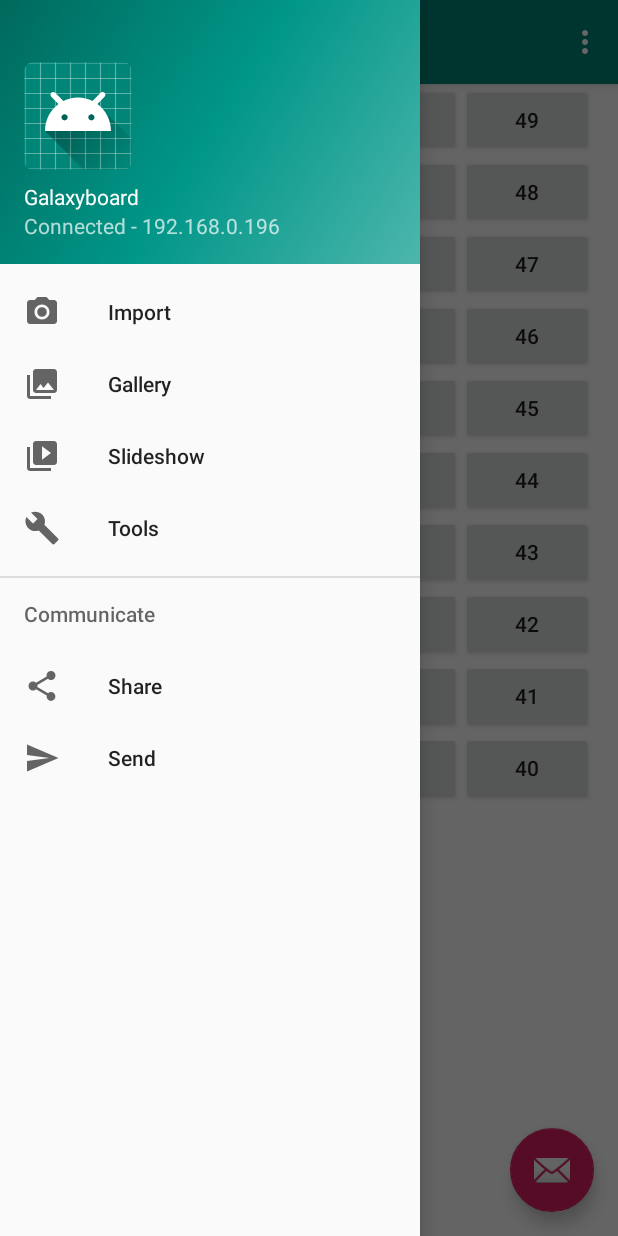
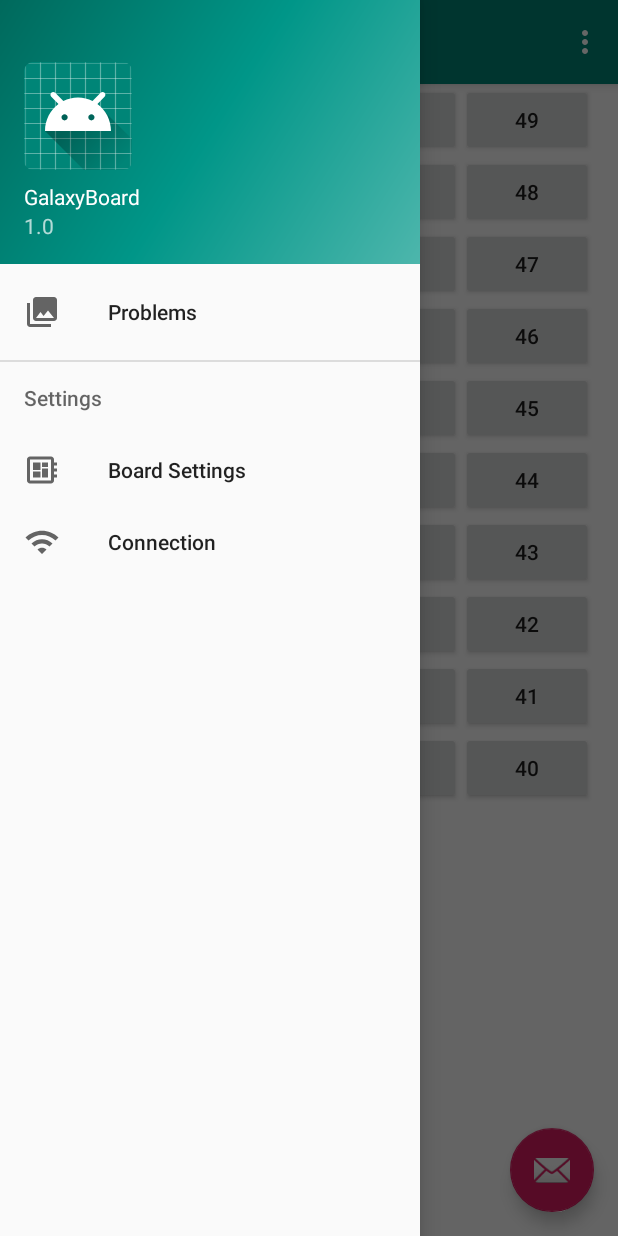
Before and after one commit to not-just-makers/galaxyboard-android, an Android app: the screen it shows after launch (MainActivity), with the side drawer open, on a phone screen of 412 x 824 dp. Run offline under Robolectric (Android 15) with nearby library versions, the phone set to English and light mode, and no system bars; libraries missing offline, so code that uses them is left out: petrov.kristiyan.colorpicker.

Commit message:
Refactor Menu + Initialization

```diff
--- a/app/src/main/java/com/notjustmakers/galaxyboard/MainActivity.java
+++ b/app/src/main/java/com/notjustmakers/galaxyboard/MainActivity.java
@@ -1,5 +1,7 @@
 package com.notjustmakers.galaxyboard;
 
+import android.content.pm.PackageInfo;
+import android.content.pm.PackageManager;
 import android.os.Bundle;
 import android.util.Log;
 import android.view.Menu;
@@ -8,6 +10,7 @@ import android.view.View;
 import android.widget.Button;
 import android.widget.TableLayout;
 import android.widget.TableRow;
+import android.widget.TextView;
 
 import com.google.android.material.floatingactionbutton.FloatingActionButton;
 import com.google.android.material.navigation.NavigationView;
@@ -63,46 +66,9 @@ public class MainActivity extends AppCompatActivity implements NavigationView.On
         NavigationView navigationView = (NavigationView) findViewById(R.id.nav_view);
         navigationView.setNavigationItemSelectedListener(this);
 
-        TableLayout tableLayout = (TableLayout) findViewById(R.id.ledMatrix);
-
-        for (int i=0; i<N_ROWS; i++) {
-            TableRow tableRow = new TableRow(this);
-            tableLayout.addView(tableRow);
-            for (int j = 0; j < N_COLUMNS; j++) {
-                final int ledPosition = j % 2 == 0 ?
-                    ((N_ROWS - i - 1) + j * N_ROWS) :  (i + j * N_ROWS);
-                final Button button = new Button(this);
-                button.setText(String.valueOf(ledPosition));
-                button.setOnClickListener(new View.OnClickListener() {
-                    @Override
-                    public void onClick(View v) {
-                        openColorPicker(ledPosition, button);
-                    }
-                });
-                tableRow.addView(button);
-            }
-        }
-
-        ledColors = new ArrayList<>();
-        ledColors.add("#ffffff"); // WHITE
-        ledColors.add("#c0c0c0"); // LIGHT GRAY
-        ledColors.add("#808080"); // GRAY
-        ledColors.add("#404040"); // DARK_GRAY
-        ledColors.add("#000000"); // BLACK
-        ledColors.add("#ff0000"); // RED
-        ledColors.add("#ffafaf"); // PINK
-        ledColors.add("#ffc800"); // ORANGE
-        ledColors.add("#ffff00"); // YELLOW
-        ledColors.add("#00ff00"); // GREEN
-        ledColors.add("#ff00ff"); // MAGENTA
-        ledColors.add("#00ffff"); // CYAN
-        ledColors.add("#0000ff"); // BLUE
-
-        galaxyBoardApi = new Retrofit.Builder()
-            .baseUrl("http://192.168.0.196")
-            .addConverterFactory(GsonConverterFactory.create())
-            .build()
-            .create(GalaxyBoardApi.class);
+        createButtonMatrix();
+        initializeLedColors();
+        initializeApi();
     }
 
     @Override
@@ -143,23 +109,64 @@ public class MainActivity extends AppCompatActivity implements NavigationView.On
         // Handle navigation view item clicks here.
         int id = item.getItemId();
 
-        if (id == R.id.nav_camera) {
-            // Handle the camera action
-        } else if (id == R.id.nav_gallery) {
+        if (id == R.id.nav_problems) {
 
-        } else if (id == R.id.nav_slideshow) {
+        } else if (id == R.id.nav_connection) {
 
-        } else if (id == R.id.nav_manage) {
-
-        } else if (id == R.id.nav_share) {
-
-        } else if (id == R.id.nav_send) {
+        } else if (id == R.id.nav_board_settings) {
 
         }
 
         DrawerLayout drawer = (DrawerLayout) findViewById(R.id.drawer_layout);
         drawer.closeDrawer(GravityCompat.START);
         return true;
+    }
+
+    private void createButtonMatrix() {
+        TableLayout tableLayout = (TableLayout) findViewById(R.id.ledMatrix);
+
+        for (int i=0; i<N_ROWS; i++) {
+            TableRow tableRow = new TableRow(this);
+            tableLayout.addView(tableRow);
+            for (int j = 0; j < N_COLUMNS; j++) {
+                final int ledPosition = j % 2 == 0 ?
+                    ((N_ROWS - i - 1) + j * N_ROWS) :  (i + j * N_ROWS);
+                final Button button = new Button(this);
+                button.setText(String.valueOf(ledPosition));
+                button.setOnClickListener(new View.OnClickListener() {
+                    @Override
+                    public void onClick(View v) {
+                        openColorPicker(ledPosition, button);
+                    }
+                });
+                tableRow.addView(button);
+            }
+        }
+    }
+
+    private void initializeLedColors() {
+        ledColors = new ArrayList<>();
+        ledColors.add("#ffffff"); // WHITE
+        ledColors.add("#c0c0c0"); // LIGHT GRAY
+        ledColors.add("#808080"); // GRAY
+        ledColors.add("#404040"); // DARK_GRAY
+        ledColors.add("#000000"); // BLACK
+        ledColors.add("#ff0000"); // RED
+        ledColors.add("#ffafaf"); // PINK
+        ledColors.add("#ffc800"); // ORANGE
+        ledColors.add("#ffff00"); // YELLOW
+        ledColors.add("#00ff00"); // GREEN
+        ledColors.add("#ff00ff"); // MAGENTA
+        ledColors.add("#00ffff"); // CYAN
+        ledColors.add("#0000ff"); // BLUE
+    }
+
+    private void initializeApi() {
+        galaxyBoardApi = new Retrofit.Builder()
+            .baseUrl("http://192.168.0.196")
+            .addConverterFactory(GsonConverterFactory.create())
+            .build()
+            .create(GalaxyBoardApi.class);
     }
 
     private void openColorPicker(final int ledPosition, final Button button) {
--- /dev/null
+++ b/app/src/main/res/drawable/ic_menu_board_settings.xml
@@ -0,0 +1,9 @@
+<vector xmlns:android="http://schemas.android.com/apk/res/android"
+        android:width="24dp"
+        android:height="24dp"
+        android:viewportWidth="24.0"
+        android:viewportHeight="24.0">
+    <path
+        android:fillColor="#FF000000"
+        android:pathData="M22,9L22,7h-2L20,5c0,-1.1 -0.9,-2 -2,-2L4,3c-1.1,0 -2,0.9 -2,2v14c0,1.1 0.9,2 2,2h14c1.1,0 2,-0.9 2,-2v-2h2v-2h-2v-2h2v-2h-2L20,9h2zM18,19L4,19L4,5h14v14zM6,13h5v4L6,17zM12,7h4v3h-4zM6,7h5v5L6,12zM12,11h4v6h-4z"/>
+</vector>
--- a/app/src/main/res/drawable/ic_menu_camera.xml
+++ /dev/null
@@ -1,12 +0,0 @@
-<vector xmlns:android="http://schemas.android.com/apk/res/android"
-    android:width="24dp"
-    android:height="24dp"
-    android:viewportWidth="24.0"
-    android:viewportHeight="24.0">
-    <path
-        android:fillColor="#FF000000"
-        android:pathData="M12,12m-3.2,0a3.2,3.2 0,1 1,6.4 0a3.2,3.2 0,1 1,-6.4 0" />
-    <path
-        android:fillColor="#FF000000"
-        android:pathData="M9,2L7.17,4H4c-1.1,0 -2,0.9 -2,2v12c0,1.1 0.9,2 2,2h16c1.1,0 2,-0.9 2,-2V6c0,-1.1 -0.9,-2 -2,-2h-3.17L15,2H9zm3,15c-2.76,0 -5,-2.24 -5,-5s2.24,-5 5,-5 5,2.24 5,5 -2.24,5 -5,5z" />
-</vector>
--- /dev/null
+++ b/app/src/main/res/drawable/ic_menu_connection.xml
@@ -0,0 +1,9 @@
+<vector xmlns:android="http://schemas.android.com/apk/res/android"
+        android:width="24dp"
+        android:height="24dp"
+        android:viewportWidth="24.0"
+        android:viewportHeight="24.0">
+    <path
+        android:fillColor="#FF000000"
+        android:pathData="M1,9l2,2c4.97,-4.97 13.03,-4.97 18,0l2,-2C16.93,2.93 7.08,2.93 1,9zM9,17l3,3 3,-3c-1.65,-1.66 -4.34,-1.66 -6,0zM5,13l2,2c2.76,-2.76 7.24,-2.76 10,0l2,-2C15.14,9.14 8.87,9.14 5,13z"/>
+</vector>
--- a/app/src/main/res/drawable/ic_menu_gallery.xml
+++ /dev/null
@@ -1,9 +0,0 @@
-<vector xmlns:android="http://schemas.android.com/apk/res/android"
-    android:width="24dp"
-    android:height="24dp"
-    android:viewportWidth="24.0"
-    android:viewportHeight="24.0">
-    <path
-        android:fillColor="#FF000000"
-        android:pathData="M22,16V4c0,-1.1 -0.9,-2 -2,-2H8c-1.1,0 -2,0.9 -2,2v12c0,1.1 0.9,2 2,2h12c1.1,0 2,-0.9 2,-2zm-11,-4l2.03,2.71L16,11l4,5H8l3,-4zM2,6v14c0,1.1 0.9,2 2,2h14v-2H4V6H2z" />
-</vector>
--- a/app/src/main/res/drawable/ic_menu_manage.xml
+++ /dev/null
@@ -1,9 +0,0 @@
-<vector xmlns:android="http://schemas.android.com/apk/res/android"
-    android:width="24dp"
-    android:height="24dp"
-    android:viewportWidth="24.0"
-    android:viewportHeight="24.0">
-    <path
-        android:fillColor="#FF000000"
-        android:pathData="M22.7,19l-9.1,-9.1c0.9,-2.3 0.4,-5 -1.5,-6.9 -2,-2 -5,-2.4 -7.4,-1.3L9,6 6,9 1.6,4.7C0.4,7.1 0.9,10.1 2.9,12.1c1.9,1.9 4.6,2.4 6.9,1.5l9.1,9.1c0.4,0.4 1,0.4 1.4,0l2.3,-2.3c0.5,-0.4 0.5,-1.1 0.1,-1.4z" />
-</vector>
--- /dev/null
+++ b/app/src/main/res/drawable/ic_menu_problems.xml
@@ -0,0 +1,9 @@
+<vector xmlns:android="http://schemas.android.com/apk/res/android"
+        android:width="24dp"
+        android:height="24dp"
+        android:viewportWidth="24.0"
+        android:viewportHeight="24.0">
+    <path
+        android:fillColor="#FF000000"
+        android:pathData="M22,16L22,4c0,-1.1 -0.9,-2 -2,-2L8,2c-1.1,0 -2,0.9 -2,2v12c0,1.1 0.9,2 2,2h12c1.1,0 2,-0.9 2,-2zM11,12l2.03,2.71L16,11l4,5L8,16l3,-4zM2,6v14c0,1.1 0.9,2 2,2h14v-2L4,20L4,6L2,6z"/>
+</vector>
--- a/app/src/main/res/drawable/ic_menu_send.xml
+++ /dev/null
@@ -1,9 +0,0 @@
-<vector xmlns:android="http://schemas.android.com/apk/res/android"
-    android:width="24dp"
-    android:height="24dp"
-    android:viewportWidth="24.0"
-    android:viewportHeight="24.0">
-    <path
-        android:fillColor="#FF000000"
-        android:pathData="M2.01,21L23,12 2.01,3 2,10l15,2 -15,2z" />
-</vector>
--- a/app/src/main/res/drawable/ic_menu_share.xml
+++ /dev/null
@@ -1,9 +0,0 @@
-<vector xmlns:android="http://schemas.android.com/apk/res/android"
-    android:width="24dp"
-    android:height="24dp"
-    android:viewportWidth="24.0"
-    android:viewportHeight="24.0">
-    <path
-        android:fillColor="#FF000000"
-        android:pathData="M18,16.08c-0.76,0 -1.44,0.3 -1.96,0.77L8.91,12.7c0.05,-0.23 0.09,-0.46 0.09,-0.7s-0.04,-0.47 -0.09,-0.7l7.05,-4.11c0.54,0.5 1.25,0.81 2.04,0.81 1.66,0 3,-1.34 3,-3s-1.34,-3 -3,-3 -3,1.34 -3,3c0,0.24 0.04,0.47 0.09,0.7L8.04,9.81C7.5,9.31 6.79,9 6,9c-1.66,0 -3,1.34 -3,3s1.34,3 3,3c0.79,0 1.5,-0.31 2.04,-0.81l7.12,4.16c-0.05,0.21 -0.08,0.43 -0.08,0.65 0,1.61 1.31,2.92 2.92,2.92 1.61,0 2.92,-1.31 2.92,-2.92s-1.31,-2.92 -2.92,-2.92z" />
-</vector>
--- a/app/src/main/res/drawable/ic_menu_slideshow.xml
+++ /dev/null
@@ -1,9 +0,0 @@
-<vector xmlns:android="http://schemas.android.com/apk/res/android"
-    android:width="24dp"
-    android:height="24dp"
-    android:viewportWidth="24.0"
-    android:viewportHeight="24.0">
-    <path
-        android:fillColor="#FF000000"
-        android:pathData="M4,6H2v14c0,1.1 0.9,2 2,2h14v-2H4V6zm16,-4H8c-1.1,0 -2,0.9 -2,2v12c0,1.1 0.9,2 2,2h12c1.1,0 2,-0.9 2,-2V4c0,-1.1 -0.9,-2 -2,-2zm-8,12.5v-9l6,4.5 -6,4.5z" />
-</vector>
--- a/app/src/main/res/menu/activity_main_drawer.xml
+++ b/app/src/main/res/menu/activity_main_drawer.xml
@@ -5,33 +5,21 @@
 
     <group android:checkableBehavior="single">
         <item
-            android:id="@+id/nav_camera"
-            android:icon="@drawable/ic_menu_camera"
-            android:title="Import" />
-        <item
-            android:id="@+id/nav_gallery"
-            android:icon="@drawable/ic_menu_gallery"
-            android:title="Gallery" />
-        <item
-            android:id="@+id/nav_slideshow"
-            android:icon="@drawable/ic_menu_slideshow"
-            android:title="Slideshow" />
-        <item
-            android:id="@+id/nav_manage"
-            android:icon="@drawable/ic_menu_manage"
-            android:title="Tools" />
+            android:id="@+id/nav_problems"
+            android:icon="@drawable/ic_menu_problems"
+            android:title="Problems" />
     </group>
 
-    <item android:title="Communicate">
+    <item android:title="Settings">
         <menu>
             <item
-                android:id="@+id/nav_share"
-                android:icon="@drawable/ic_menu_share"
-                android:title="Share" />
+                android:id="@+id/nav_board_settings"
+                android:icon="@drawable/ic_menu_board_settings"
+                android:title="Board Settings" />
             <item
-                android:id="@+id/nav_send"
-                android:icon="@drawable/ic_menu_send"
-                android:title="Send" />
+                android:id="@+id/nav_connection"
+                android:icon="@drawable/ic_menu_connection"
+                android:title="Connection" />
         </menu>
     </item>
 
--- a/app/src/main/res/values/strings.xml
+++ b/app/src/main/res/values/strings.xml
@@ -1,9 +1,9 @@
 <resources>
-    <string name="app_name">Galaxyboard</string>
+    <string name="app_name">GalaxyBoard</string>
     <string name="navigation_drawer_open">Open navigation drawer</string>
     <string name="navigation_drawer_close">Close navigation drawer</string>
-    <string name="nav_header_title">Galaxyboard</string>
-    <string name="nav_header_subtitle">Connected - 192.168.0.196</string>
+    <string name="nav_header_title">GalaxyBoard</string>
+    <string name="nav_header_subtitle">1.0</string>
     <string name="nav_header_desc">Navigation header</string>
     <string name="action_settings">Settings</string>
 </resources>
```
